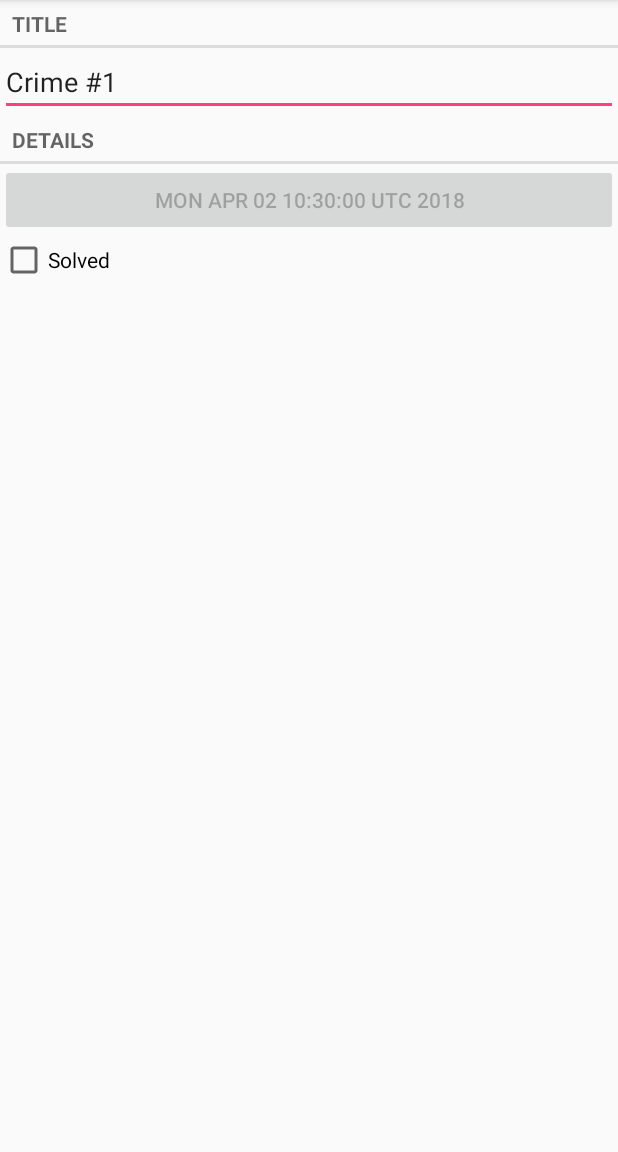
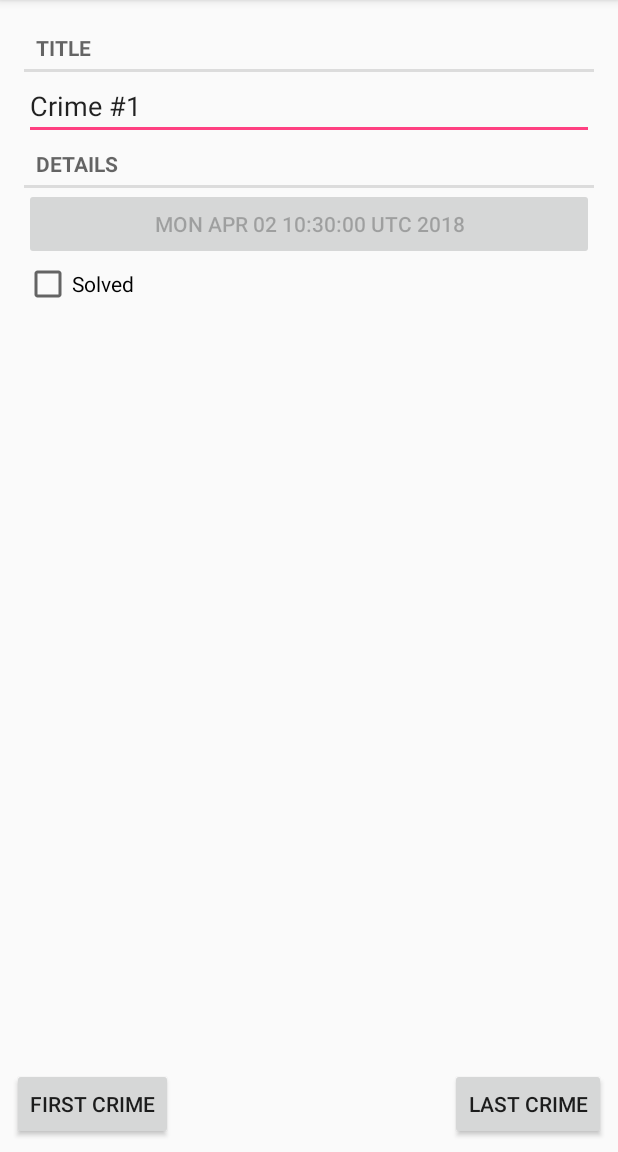
Before and after one commit to botalov/CriminalIntent, an Android app: the screen it shows after launch (CrimePagerActivity), after a tap on an icon or button, on a phone screen of 412 x 824 dp, the part 84-1236 px from its top. Run offline under Robolectric (Android 15) with nearby library versions, the phone set to English and light mode, and no system bars.

Commit message:
ViewPager (go to first and last crimes)

```diff
--- a/app/src/main/java/com/weather/sixfingers/criminalintent/CrimePagerActivity.java
+++ b/app/src/main/java/com/weather/sixfingers/criminalintent/CrimePagerActivity.java
@@ -9,6 +9,8 @@ import android.support.v4.app.FragmentManager;
 import android.support.v4.app.FragmentStatePagerAdapter;
 import android.support.v4.view.ViewPager;
 import android.support.v7.app.AppCompatActivity;
+import android.view.View;
+import android.widget.Button;
 
 import java.util.List;
 import java.util.UUID;
@@ -21,6 +23,9 @@ public class CrimePagerActivity extends AppCompatActivity {
     private ViewPager mViewPager;
     private List<Crime> mCrimes;
 
+    private Button mFirstButton;
+    private Button mLastButton;
+
     public static Intent newIntent(Context packageContext, UUID crimeId){
         Intent intent = new Intent(packageContext, CrimePagerActivity.class);
         intent.putExtra(EXTRA_CRIME_ID, crimeId);
@@ -32,6 +37,9 @@ public class CrimePagerActivity extends AppCompatActivity {
         super.onCreate(savedInstanceState);
         setContentView(R.layout.activity_crime_pager);
 
+        mFirstButton = findViewById(R.id.start_crime_button);
+        mLastButton = findViewById(R.id.last_crime_button);
+
         UUID crimeId = (UUID)getIntent().getSerializableExtra(EXTRA_CRIME_ID);
 
         mViewPager = findViewById(R.id.crime_view_pager);
@@ -41,6 +49,7 @@ public class CrimePagerActivity extends AppCompatActivity {
         mViewPager.setAdapter(new FragmentStatePagerAdapter(fragmentManager) {
             @Override
             public Fragment getItem(int position) {
+
                 Crime crime = mCrimes.get(position);
                 return CrimeFragment.newInstance(crime.getId());
             }
@@ -48,6 +57,37 @@ public class CrimePagerActivity extends AppCompatActivity {
             @Override
             public int getCount() {
                 return mCrimes.size();
+            }
+
+
+        });
+
+        mViewPager.addOnPageChangeListener(new ViewPager.OnPageChangeListener() {
+            @Override
+            public void onPageScrolled(int position, float positionOffset, int positionOffsetPixels) {
+
+            }
+
+            @Override
+            public void onPageSelected(int position) {
+                if(position == 0){
+                    mFirstButton.setEnabled(false);
+                }
+                else{
+                    mFirstButton.setEnabled(true);
+                }
+
+                if(position == mCrimes.size() - 1){
+                    mLastButton.setEnabled(false);
+                }
+                else{
+                    mLastButton.setEnabled(true);
+                }
+            }
+
+            @Override
+            public void onPageScrollStateChanged(int state) {
+
             }
         });
 
@@ -58,4 +98,12 @@ public class CrimePagerActivity extends AppCompatActivity {
             }
         }
     }
+
+    public void goToFirstCrime(View view){
+        mViewPager.setCurrentItem(0);
+    }
+
+    public void goToLastCrime(View view){
+        mViewPager.setCurrentItem(mCrimes.size() - 1);
+    }
 }
--- a/app/src/main/res/layout/activity_crime_pager.xml
+++ b/app/src/main/res/layout/activity_crime_pager.xml
@@ -1,10 +1,45 @@
 <?xml version="1.0" encoding="utf-8"?>
-<android.support.constraint.ConstraintLayout
-    xmlns:android="http://schemas.android.com/apk/res/android" android:layout_width="match_parent"
+<android.support.constraint.ConstraintLayout xmlns:android="http://schemas.android.com/apk/res/android"
+    xmlns:app="http://schemas.android.com/apk/res-auto"
+    xmlns:tools="http://schemas.android.com/tools"
+    android:layout_width="match_parent"
     android:layout_height="match_parent">
 
     <android.support.v4.view.ViewPager
         android:id="@+id/crime_view_pager"
-        android:layout_width="match_parent"
-        android:layout_height="match_parent"/>
+        android:layout_width="0dp"
+        android:layout_height="0dp"
+        android:layout_margin="16dp"
+        android:layout_marginEnd="8dp"
+        android:layout_marginStart="8dp"
+        android:layout_marginTop="8dp"
+        app:layout_constraintBottom_toTopOf="@+id/last_crime_button"
+        app:layout_constraintEnd_toEndOf="parent"
+        app:layout_constraintStart_toStartOf="parent"
+        app:layout_constraintTop_toTopOf="parent" />
+
+    <Button
+        android:id="@+id/start_crime_button"
+        android:layout_width="wrap_content"
+        android:layout_height="wrap_content"
+        android:layout_marginBottom="8dp"
+        android:layout_marginStart="8dp"
+        android:text="@string/first_crime_str"
+        app:layout_constraintBottom_toBottomOf="parent"
+        app:layout_constraintStart_toStartOf="parent"
+        android:onClick="goToFirstCrime"
+        />
+
+    <Button
+        android:id="@+id/last_crime_button"
+        android:layout_width="0dp"
+        android:layout_height="wrap_content"
+        android:layout_marginBottom="8dp"
+        android:layout_marginEnd="8dp"
+        android:text="@string/last_crime_str"
+        app:layout_constraintBottom_toBottomOf="parent"
+        app:layout_constraintEnd_toEndOf="parent"
+        android:onClick="goToLastCrime"
+        />
+
 </android.support.constraint.ConstraintLayout>
--- a/app/src/main/res/values/strings.xml
+++ b/app/src/main/res/values/strings.xml
@@ -5,4 +5,7 @@
     <string name="crime_title_label">Title</string>
     <string name="crime_details_label">Details</string>
     <string name="crime_solved_label">Solved</string>
+
+    <string name="first_crime_str">First crime</string>
+    <string name="last_crime_str">Last crime</string>
 </resources>
```
